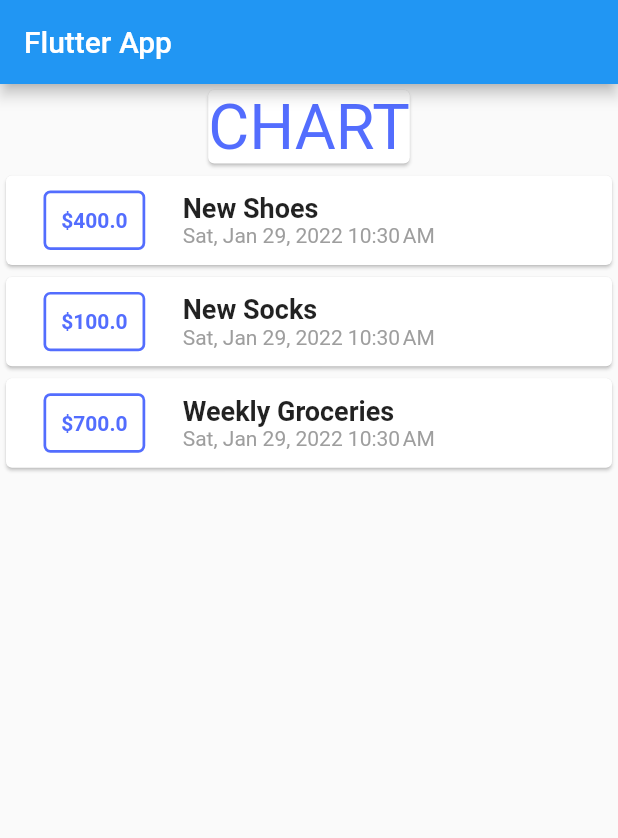
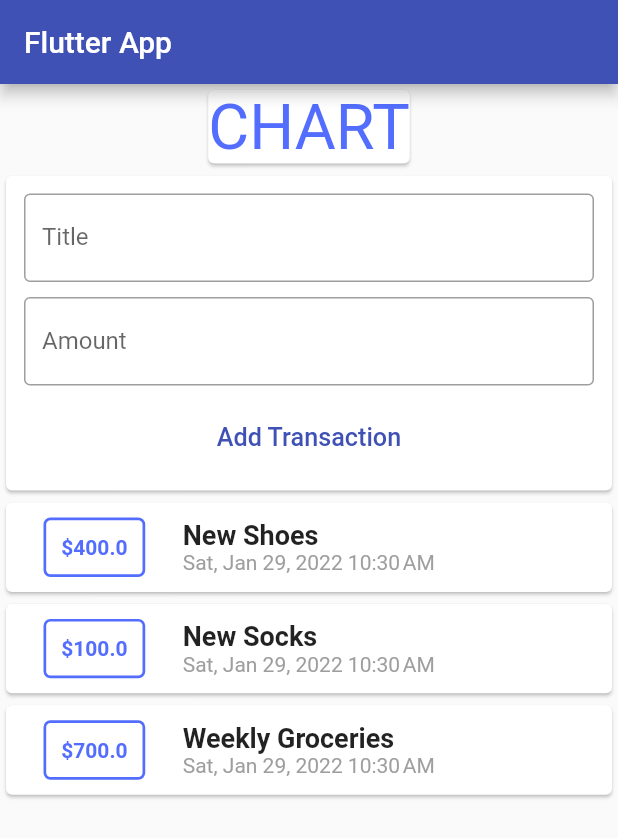
Before and after one commit to imobasshir/expence_planner, a Flutter app: the screen it shows after launch, on a phone screen of 412 x 824 dp. Shown: the top 838 px of the screen. Run offline on Flutter 3.47's test engine with Material 2 defaults, Android fonts, the phone set to English and light mode, and no system bars; our stand-ins replace google_fonts; Roboto replaces fonts that are missing (Laila).

Commit message:
static thing done

```diff
--- a/lib/main.dart
+++ b/lib/main.dart
@@ -15,7 +15,7 @@
     return MaterialApp(
       theme: ThemeData(
         fontFamily: GoogleFonts.laila().fontFamily,
-        primarySwatch: Colors.blue,
+        primarySwatch: Colors.indigo,
       ),
       home: const MyHomePage(),
     );
@@ -51,7 +51,8 @@
       appBar: AppBar(
         title: const Text('Flutter App'),
       ),
-      body: Column(
+      body: SingleChildScrollView(
+        child: Column(
           children: <Widget>[
             const Card(
               child: Text(
@@ -60,6 +61,40 @@
                   color: Colors.indigoAccent,
                 ),
                 textScaleFactor: 3.0,
+              ),
+            ),
+            Card(
+              child: Container(
+                padding: const EdgeInsets.all(12.0),
+                child: Column(
+                  children: [
+                    const TextField(
+                      decoration: InputDecoration(
+                        label: Text('Title'),
+                        border: OutlineInputBorder(),
+                      ),
+                    ),
+                    const SizedBox(
+                      height: 10.0,
+                    ),
+                    const TextField(
+                      decoration: InputDecoration(
+                        label: Text('Amount'),
+                        border: OutlineInputBorder(),
+                      ),
+                    ),
+                    const SizedBox(
+                      height: 10.0,
+                    ),
+                    TextButton(
+                      onPressed: () {},
+                      child: const Text(
+                        'Add Transaction',
+                        textScaleFactor: 1.2,
+                      ),
+                    )
+                  ],
+                ),
               ),
             ),
             Column(
@@ -113,6 +148,7 @@
             })).toList()),
           ],
         ),
+      ),
     );
   }
 }
```
Lines whose indentation alone changed are shown as unchanged.
